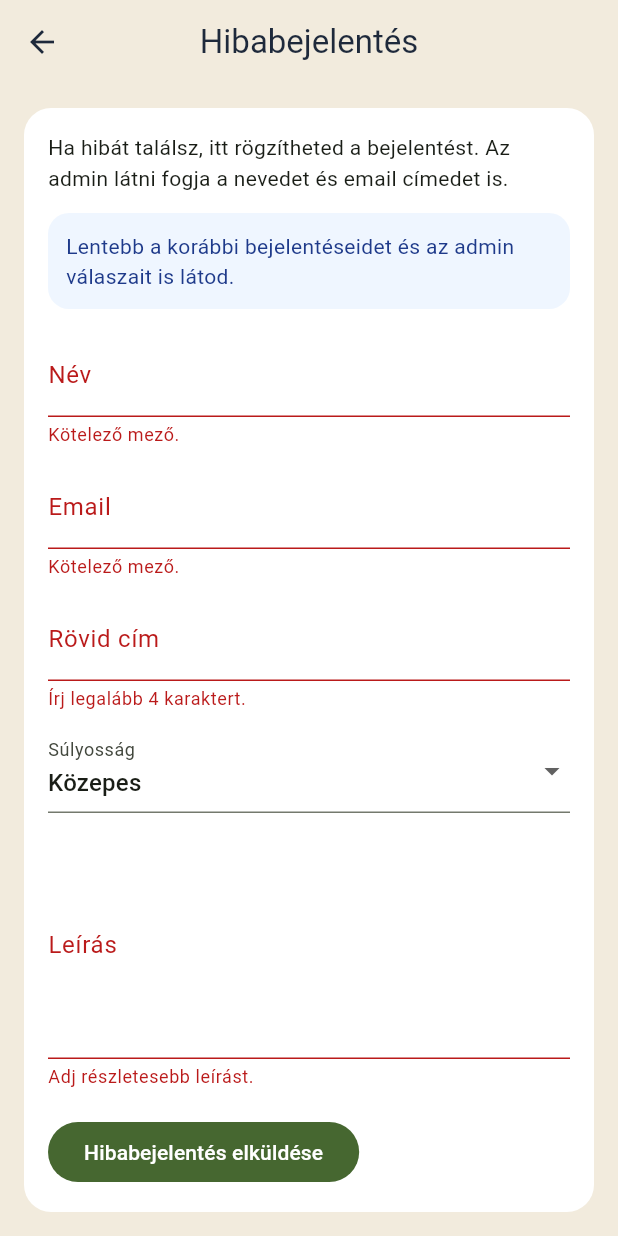
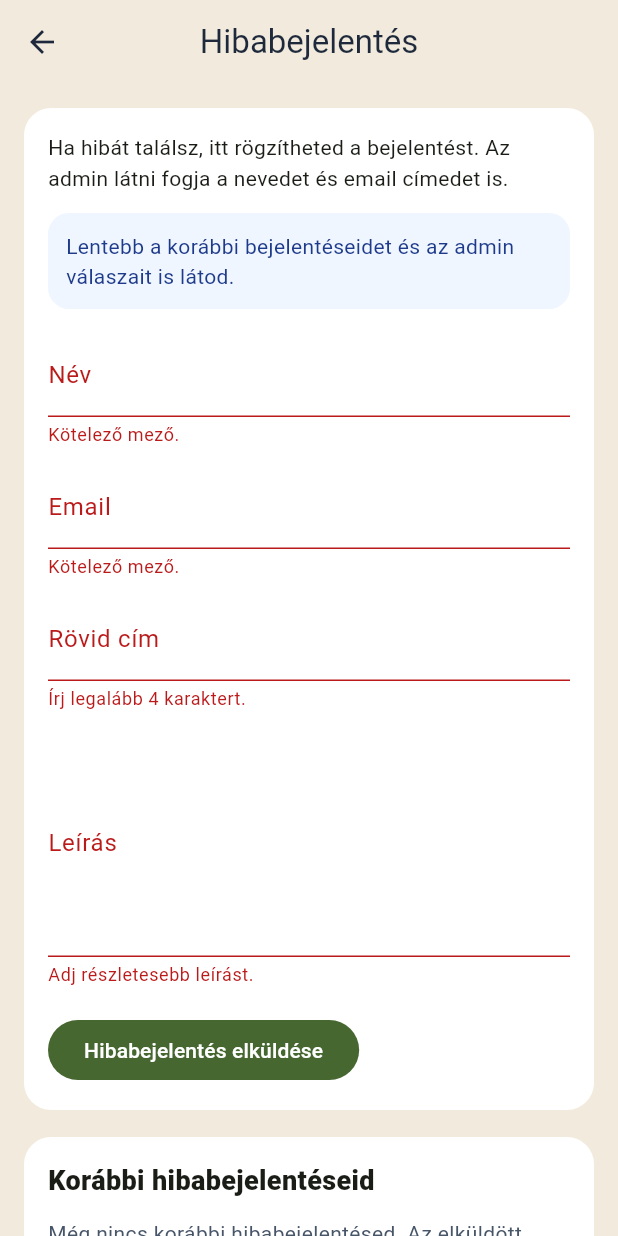
Before and after one commit to Atlasz2/Projekt-labor, a Flutter app: the BugReportScreen screen opened directly, after a tap on "Hibabejelentés elküldése", on a phone screen of 412 x 824 dp. Run offline on Flutter 3.47's test engine with Material 3 defaults, Android fonts, the phone set to English and light mode, and no system bars; our stand-ins replace cloud_firestore, cloud_functions, connectivity_plus, firebase_auth, firebase_core, firebase_crashlytics and 7 more; missing offline and left inert: firebase_performance, mobile_scanner; accounts and stored records are empty.

Commit message:
Hibabejelentés: súlyosság-mező eltávolítása + lezárt-státusz szinkron javítása
- Súlyosság ("Közepes"/stb.) kivezetve: bentmaradt, felesleges mező volt.
  Törölve a mobil beviteli dropdown, az admin súlyosság-chip, a lista
  bal-szegély színének súlyosság-függése és a CSV-oszlop.
- A telefonon a lezárt státusz nem mindig látszott: a _isClosed a régi
  `resolved` mezőt nézte ELŐBB, ami egy `resolved: false` esetén felülírta
  az admin által írt `status: "closed"`-ot. Mostantól a status az
  elsődleges, így az admin lezárása mindig megjelenik "Lezárt"-ként.

Co-Authored-By: Claude Fable 5 <noreply@anthropic.com>

```diff
--- a/mobile_app/lib/screens/bug_report_screen.dart
+++ b/mobile_app/lib/screens/bug_report_screen.dart
@@ -17,7 +17,6 @@ class _BugReportScreenState extends State<BugReportScreen> {
   final _descriptionController = TextEditingController();
   final _nameController = TextEditingController();
   final _emailController = TextEditingController();
-  String _severity = 'medium';
   bool _submitting = false;
 
   @override
@@ -38,10 +37,14 @@ class _BugReportScreenState extends State<BugReportScreen> {
   }
 
   bool _isClosed(Map<String, dynamic> item) {
-    final resolved = item['resolved'];
-    if (resolved is bool) return resolved;
+    // A státusz az elsődleges: az admin lezáráskor status:"closed"-ot ír.
+    // (A régi `resolved: false` mező korábban felülírta ezt, ezért a lezárás
+    // nem látszott a telefonon.)
     final status = (item['status'] ?? '').toString().toLowerCase();
-    return status == 'closed' || status == 'fixed' || status == 'resolved';
+    if (status == 'closed' || status == 'fixed' || status == 'resolved') {
+      return true;
+    }
+    return item['resolved'] == true;
   }
 
   String _formatCreatedAt(Map<String, dynamic> item) {
@@ -65,7 +68,6 @@ class _BugReportScreenState extends State<BugReportScreen> {
     final payload = <String, dynamic>{
       'title': _titleController.text.trim(),
       'description': _descriptionController.text.trim(),
-      'severity': _severity,
       'status': 'open',
       'reported_by': {
         'name': _nameController.text.trim(),
@@ -184,19 +186,6 @@ class _BugReportScreenState extends State<BugReportScreen> {
                         (value == null || value.trim().length < 4)
                         ? 'Írj legalább 4 karaktert.'
                         : null,
-                  ),
-                  const SizedBox(height: 12),
-                  DropdownButtonFormField<String>(
-                    initialValue: _severity,
-                    items: const [
-                      DropdownMenuItem(value: 'low', child: Text('Alacsony')),
-                      DropdownMenuItem(value: 'medium', child: Text('Közepes')),
-                      DropdownMenuItem(value: 'high', child: Text('Magas')),
-                      DropdownMenuItem(value: 'critical', child: Text('Kritikus')),
-                    ],
-                    onChanged: (value) =>
-                        setState(() => _severity = value ?? 'medium'),
-                    decoration: const InputDecoration(labelText: 'Súlyosság'),
                   ),
                   const SizedBox(height: 12),
                   TextFormField(
```
Also changed, not shown: 2 other files.
